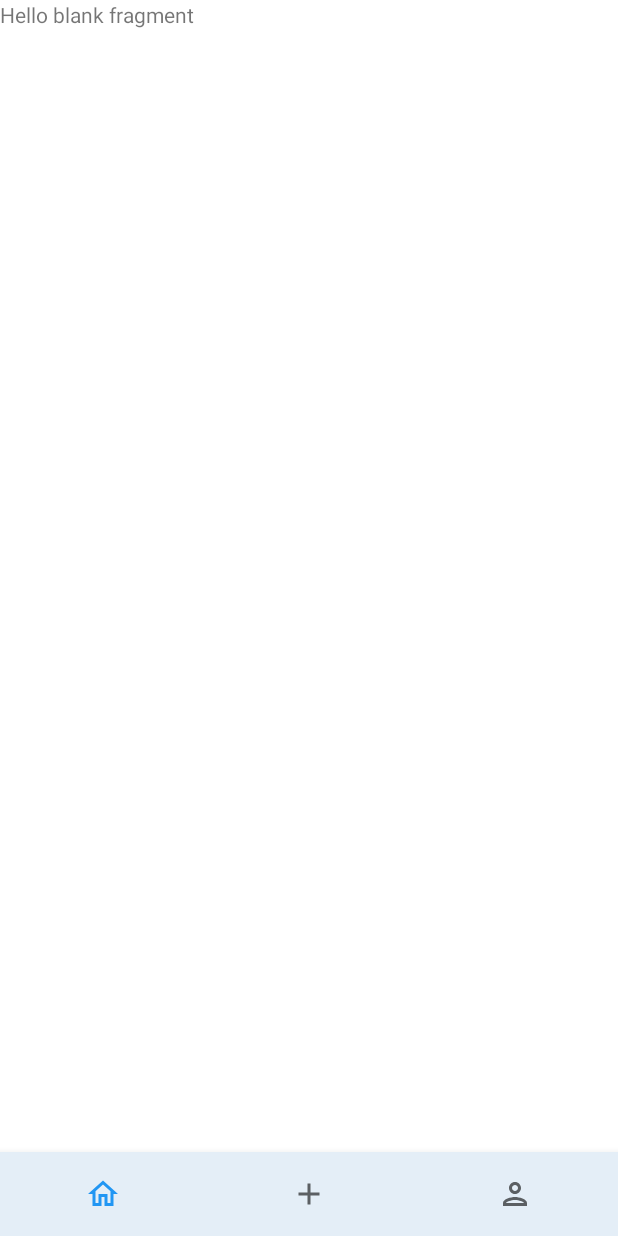
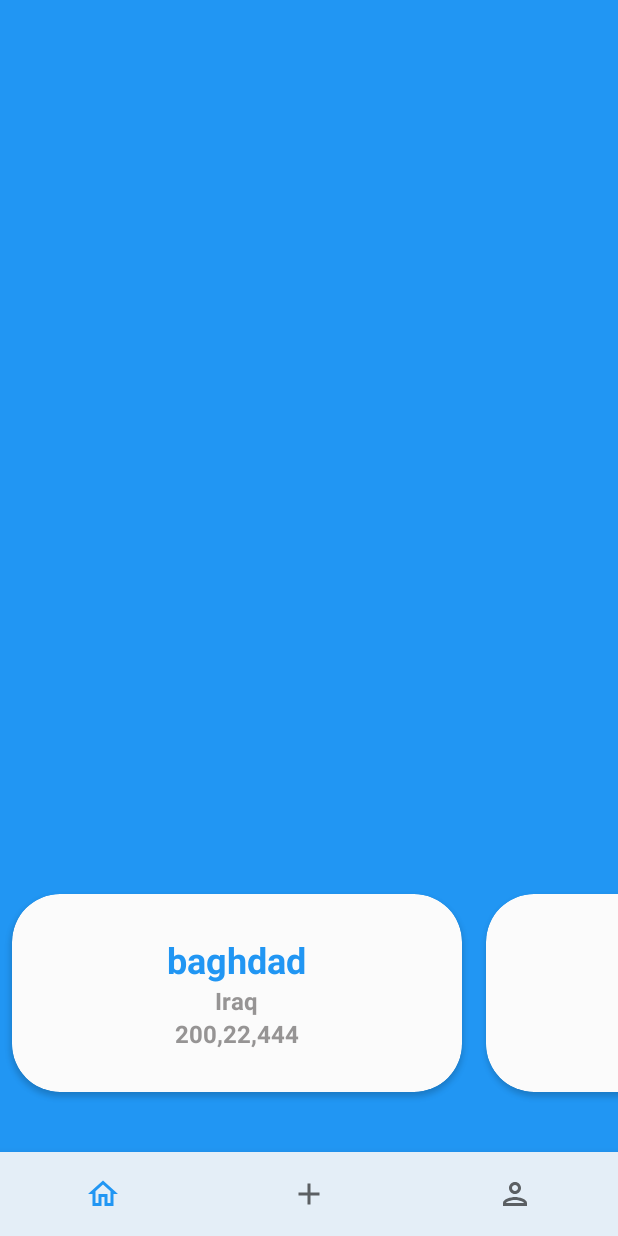
Before and after one commit to amnah44/Cotton-Candy, an Android app: the screen it shows after launch (HomeActivity), on a phone screen of 412 x 824 dp. Run offline under Robolectric (Android 15) with nearby library versions, the phone set to English and light mode, and no system bars.

Commit message:
add card view to recycle

```diff
--- /dev/null
+++ b/app/src/main/java/com/amnah/ali/cotton/adapter/CitiesAdapter.kt
@@ -0,0 +1,26 @@
+package com.amnah.ali.cotton.adapter
+
+import android.view.LayoutInflater
+import android.view.ViewGroup
+import androidx.recyclerview.widget.RecyclerView
+import com.amnah.ali.cotton.databinding.RawItemBinding
+
+class CitiesAdapter(val list: ArrayList<String>) :
+    RecyclerView.Adapter<CitiesAdapter.ViewHolder>() {
+    //link this fragment with layout source
+    override fun onCreateViewHolder(parent: ViewGroup, viewType: Int): ViewHolder {
+        return ViewHolder(RawItemBinding.inflate(LayoutInflater.from(parent.context), parent, false))
+    }
+    //show all components in cardView
+    override fun onBindViewHolder(holder: ViewHolder, position: Int) {
+        holder.binding.citiesBox.text = "baghdad"
+        holder.binding.countryBox.text = "Iraq"
+        holder.binding.populationBox.text = "200,22,444"
+    }
+
+    //to get size of list
+    override fun getItemCount() = list.size
+
+    //to get all views in row item and with binding to make easy process
+    class ViewHolder(val binding: RawItemBinding) : RecyclerView.ViewHolder(binding.root)
+}
--- a/app/src/main/java/com/amnah/ali/cotton/fragments/MapsFragments.kt
+++ b/app/src/main/java/com/amnah/ali/cotton/fragments/MapsFragments.kt
@@ -1,19 +1,31 @@
 package com.amnah.ali.cotton.fragments
 
 import android.os.Bundle
+import android.view.View
 import androidx.fragment.app.Fragment
-import android.view.LayoutInflater
-import android.view.View
-import android.view.ViewGroup
+import androidx.recyclerview.widget.LinearLayoutManager
+import androidx.recyclerview.widget.RecyclerView
 import com.amnah.ali.cotton.R
+import com.amnah.ali.cotton.adapter.CitiesAdapter
+import com.amnah.ali.cotton.databinding.FragmentMapBinding
 
-class MapsFragments : Fragment() {
+class MapsFragments : Fragment(R.layout.fragment_map) {
+    //use binding instead findViewById to easy process
+    private var binding: FragmentMapBinding? = null
+    override fun onViewCreated(view: View, savedInstanceState: Bundle?) {
+        super.onViewCreated(view, savedInstanceState)
+        val binded = FragmentMapBinding.bind(view)
+        binding = binded
 
-    override fun onCreateView(
-        inflater: LayoutInflater, container: ViewGroup?,
-        savedInstanceState: Bundle?
-    ): View? {
-        // Inflate the layout for this fragment
-        return inflater.inflate(R.layout.fragment_map, container, false)
+        // Add recyclerView to this fragment
+        val list: ArrayList<String> = ArrayList()
+        for (indx in 1..100) {
+            list.add(indx.toString())
+        }
+        //activate recyclerView to be seen
+        binding?.recyclerView?.apply {
+            layoutManager = LinearLayoutManager(activity, RecyclerView.HORIZONTAL,false)
+            adapter = CitiesAdapter(list)
+        }
     }
 }
--- a/app/src/main/res/layout/fragment_map.xml
+++ b/app/src/main/res/layout/fragment_map.xml
@@ -3,12 +3,17 @@
     xmlns:tools="http://schemas.android.com/tools"
     android:layout_width="match_parent"
     android:layout_height="match_parent"
+    android:background="@color/txt_color"
     tools:context=".fragments.MapsFragments">
 
-    <!-- TODO: Update blank fragment layout -->
-    <TextView
+    <androidx.recyclerview.widget.RecyclerView
+        android:id="@+id/recyclerView"
         android:layout_width="match_parent"
-        android:layout_height="match_parent"
-        android:text="@string/hello_blank_fragment" />
+        android:layout_height="wrap_content"
+        android:layout_gravity="bottom"
+        android:layout_marginBottom="@dimen/margin3x"
+        android:background="@android:color/transparent"
+        android:orientation="horizontal"
+        tools:listitem="@layout/raw_item" />
 
 </FrameLayout>
--- /dev/null
+++ b/app/src/main/res/layout/raw_item.xml
@@ -0,0 +1,55 @@
+<?xml version="1.0" encoding="utf-8"?>
+<androidx.constraintlayout.widget.ConstraintLayout xmlns:android="http://schemas.android.com/apk/res/android"
+    xmlns:app="http://schemas.android.com/apk/res-auto"
+    android:layout_width="wrap_content"
+
+    android:layout_height="wrap_content">
+
+    <androidx.cardview.widget.CardView
+        android:id="@+id/cardView"
+        android:layout_width="300dp"
+        android:layout_height="132dp"
+        android:elevation="@dimen/elev2x"
+        android:layout_margin="@dimen/margin1x"
+        app:cardCornerRadius="32dp"
+        app:cardBackgroundColor="@color/color2"
+        app:layout_constraintBottom_toBottomOf="parent"
+        app:layout_constraintEnd_toEndOf="parent"
+        app:layout_constraintStart_toStartOf="parent"
+        app:layout_constraintTop_toTopOf="parent">
+
+        <LinearLayout
+            android:layout_width="match_parent"
+            android:layout_height="match_parent"
+            android:gravity="center|center_horizontal"
+            android:orientation="vertical">
+
+            <TextView
+                android:id="@+id/cities_box"
+                android:layout_width="wrap_content"
+                android:layout_height="wrap_content"
+                android:text="City"
+                android:textColor="@color/txt_color"
+                android:textSize="@dimen/txt3x"
+                android:textStyle="bold" />
+
+            <TextView
+                android:id="@+id/country_box"
+                android:layout_width="wrap_content"
+                android:layout_height="wrap_content"
+                android:text="Country"
+                android:textColor="@color/gray"
+                android:textSize="@dimen/txt2x"
+                android:textStyle="bold" />
+            <TextView
+                android:id="@+id/population_box"
+                android:layout_width="wrap_content"
+                android:layout_height="wrap_content"
+                android:text="Country"
+                android:textColor="@color/gray"
+                android:textSize="@dimen/txt2x"
+                android:textStyle="bold" />
+
+        </LinearLayout>
+    </androidx.cardview.widget.CardView>
+</androidx.constraintlayout.widget.ConstraintLayout>
--- a/app/src/main/res/values/colors.xml
+++ b/app/src/main/res/values/colors.xml
@@ -9,7 +9,7 @@
     <color name="white">#FFFFFFFF</color>
     <color name="txt_color">#2196F3</color>
     <color name="color1">#E4EEF7</color>
-    <color name="color2">#D9E7F9</color>
+    <color name="color2">#FBFBFB</color>
     <color name="color3">#E5F1F6</color>
     <color name="color4">#E7F8F8</color>
     <color name="gray">#969494</color>
```
